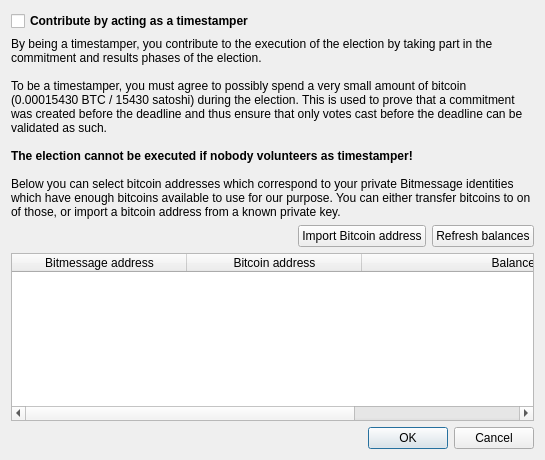
The window that src/bitmessageqt/timestampersettingsdialog.ui (Nainesh1184/PyBitmessageVote) describes before a commit, drawn with Qt 5.
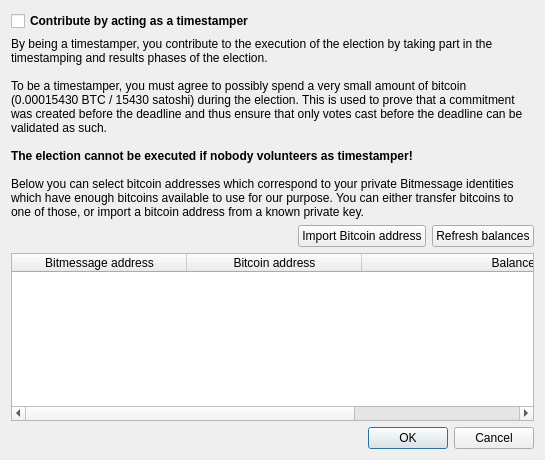
The same window after the commit.

Commit message: Commitment phase renamed to timestamping phase in UI

Patch:
```diff
--- a/src/bitmessageqt/timestampersettingsdialog.ui
+++ b/src/bitmessageqt/timestampersettingsdialog.ui
@@ -34,7 +34,7 @@
    <item>
     <widget class="QLabel" name="label">
      <property name="text">
-      <string>By being a timestamper, you contribute to the execution of the election by taking part in the commitment and results phases of the election.&lt;br&gt;&lt;br&gt;To be a timestamper, you must agree to possibly spend a very small amount of bitcoin (0.00015430 BTC / 15430 satoshi) during the election. This is used to prove that a commitment was created before the deadline and thus ensure that only votes cast before the deadline can be validated as such.&lt;br&gt;&lt;br&gt;&lt;b&gt;The election cannot be executed if nobody volunteers as timestamper!&lt;/b&gt;&lt;br&gt;&lt;br&gt;Below you can select bitcoin addresses which correspond to your private Bitmessage identities which have enough bitcoins available to use for our purpose. You can either transfer bitcoins to on of those, or import a bitcoin address from a known private key.</string>
+      <string>By being a timestamper, you contribute to the execution of the election by taking part in the timestamping and results phases of the election.&lt;br&gt;&lt;br&gt;To be a timestamper, you must agree to possibly spend a very small amount of bitcoin (0.00015430 BTC / 15430 satoshi) during the election. This is used to prove that a commitment was created before the deadline and thus ensure that only votes cast before the deadline can be validated as such.&lt;br&gt;&lt;br&gt;&lt;b&gt;The election cannot be executed if nobody volunteers as timestamper!&lt;/b&gt;&lt;br&gt;&lt;br&gt;Below you can select bitcoin addresses which correspond to your private Bitmessage identities which have enough bitcoins available to use for our purpose. You can either transfer bitcoins to one of those, or import a bitcoin address from a known private key.</string>
      </property>
      <property name="textFormat">
       <enum>Qt::RichText</enum>
```
The commit also changes 6 other files.
